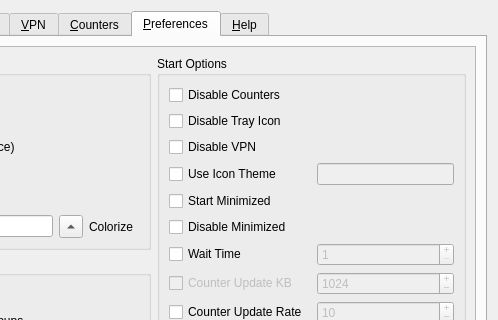
Above: apps/cmstapp/code/control_box/ui/controlbox.ui from andrew-bibb/cmst before the change; both pictures show x 191 to 689 and y 0 to 320 of the 689 by 697 pixel window. Below: the same form after it.
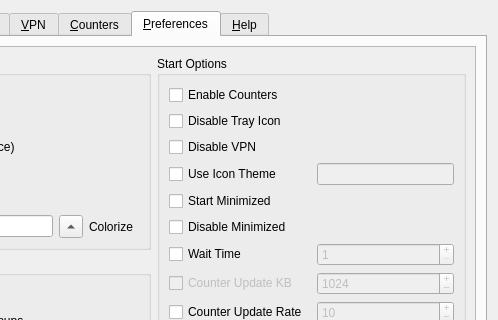
That is the form after the change. The open tabs and pages were chosen to show the change.

Commit message: switch -c from disable counters to enable counters

What changed in the file:
```diff
--- a/apps/cmstapp/code/control_box/ui/controlbox.ui
+++ b/apps/cmstapp/code/control_box/ui/controlbox.ui
@@ -1317,7 +1317,7 @@
 &lt;html&gt;&lt;head/&gt;&lt;body&gt;&lt;p&gt;Disable the counters.  May be used to minimize load on your system.&lt;/p&gt;&lt;/body&gt;&lt;/html&gt;</string>
                 </property>
                 <property name="text">
-                 <string>Disable Counters</string>
+                 <string>Enable Counters</string>
                 </property>
                </widget>
               </item>
```
Left out of the diff: 5 changed lines with no effect on the pictures. The commit also changes 5 other files.
